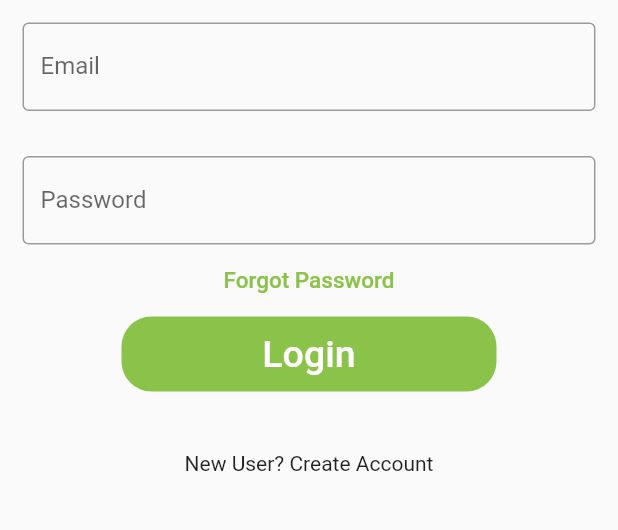
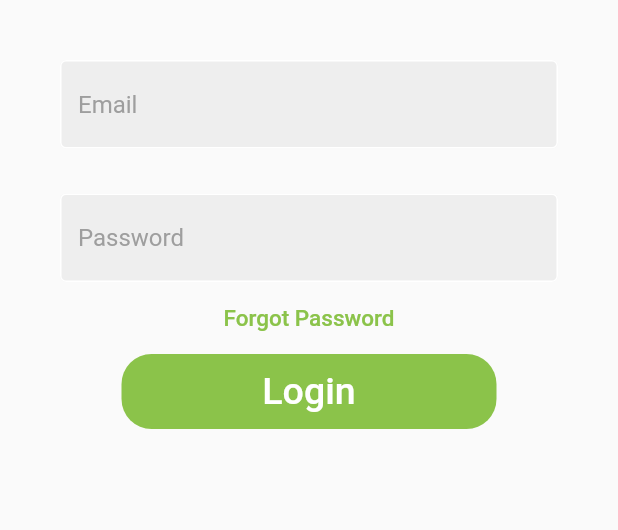
Before and after one commit to XSkyZ33/SaveE, a Flutter app: the screen it shows after launch, after a tap on "Login", on a phone screen of 412 x 824 dp, the part 399-929 px from its top. Run offline on Flutter 3.47's test engine with Material 2 defaults, Android fonts, the phone set to English and light mode, and no system bars.

Commit message:
Criação de um ficheiro de componentes que esta a ser utilizado na Login_form.dart

```diff
--- a/lib/Login__form.dart
+++ b/lib/Login_form.dart
@@ -2,8 +2,24 @@ import 'package:flutter/material.dart';
 import 'package:savee/config/Pallete.dart';
 import 'package:savee/home_page.dart';
 
-class Login_form extends StatelessWidget {
-  const Login_form({Key? key}) : super(key: key);
+import 'components/my_textfield.dart';
+
+class Login_form extends StatefulWidget {
+  Login_form({Key? key}) : super(key: key);
+
+  @override
+  State<Login_form> createState() => _Login_formState();
+}
+
+class _Login_formState extends State<Login_form> {
+
+
+  final emailController = TextEditingController();
+  final passwordController = TextEditingController();
+
+  void signUserIn(){
+
+  }
 
   @override
   Widget build(BuildContext context) {
@@ -31,26 +47,26 @@ class Login_form extends StatelessWidget {
                     )),
               ),
             ),
-            const Padding(
+            SizedBox(
+              height: 25,
+            ),
+            Padding(
               //padding: const EdgeInsets.only(left:15.0,right: 15.0,top:0,bottom: 0),
-              padding: EdgeInsets.symmetric(vertical:15, horizontal: 15),
-              child: TextField(
-                decoration: InputDecoration(
-                    border: OutlineInputBorder(),
-                    labelText: 'Email',
-                    hintText: 'Enter valid email id as abc@gmail.com'),
+              padding: EdgeInsets.symmetric(vertical: 15, horizontal: 15),
+              child: MyTextField(
+                controller: emailController,
+                hintText: 'Email',
+                obscureText: false,
               ),
             ),
-            const Padding(
+            Padding(
               padding:
                   EdgeInsets.only(left: 15.0, right: 15.0, top: 15, bottom: 0),
               //padding: EdgeInsets.symmetric(horizontal: 15),
-              child: TextField(
+              child: MyTextField(
+                controller: passwordController,
+                hintText: 'Password',
                 obscureText: true,
-                decoration: InputDecoration(
-                    border: OutlineInputBorder(),
-                    labelText: 'Password',
-                    hintText: 'Enter secure password'),
               ),
             ),
             TextButton(
@@ -70,7 +86,8 @@ class Login_form extends StatelessWidget {
                   borderRadius: BorderRadius.circular(20)),
               child: TextButton(
                 onPressed: () {
-                  Navigator.push(context, MaterialPageRoute(builder: (context)=> homepage()));
+                  Navigator.push(context,
+                      MaterialPageRoute(builder: (context) => homepage()));
                 },
                 child: const Text(
                   'Login',
@@ -81,7 +98,6 @@ class Login_form extends StatelessWidget {
             const SizedBox(
               height: 40,
             ),
-            const Text('New User? Create Account')
           ],
         ),
       ),
--- /dev/null
+++ b/lib/components/my_textfield.dart
@@ -0,0 +1,36 @@
+import 'package:flutter/material.dart';
+
+class MyTextField extends StatelessWidget {
+  final controller;
+  final String hintText;
+  final bool obscureText;
+
+  const MyTextField({
+    super.key,
+    required this.controller,
+    required this.hintText,
+    required this.obscureText,
+  });
+
+  @override
+  Widget build(BuildContext context) {
+    return Padding(
+      padding: const EdgeInsets.symmetric(horizontal: 25.0),
+      child: TextField(
+        controller: controller,
+        obscureText: obscureText,
+        decoration: InputDecoration(
+            enabledBorder: const OutlineInputBorder(
+              borderSide: BorderSide(color: Colors.white),
+            ),
+            focusedBorder: OutlineInputBorder(
+              borderSide: BorderSide(color: Colors.grey.shade400),
+            ),
+            fillColor: Colors.grey.shade200,
+            filled: true,
+            hintText: hintText,
+            hintStyle: TextStyle(color: Colors.grey[500])),
+      ),
+    );
+  }
+}
--- a/lib/login.dart
+++ b/lib/login.dart
@@ -1,7 +1,7 @@
 import 'dart:ui';
 
 import 'package:flutter/material.dart';
-import 'Login__form.dart';
+import 'Login_form.dart';
 import 'config/Pallete.dart';
 
 class Login extends StatefulWidget {
```
